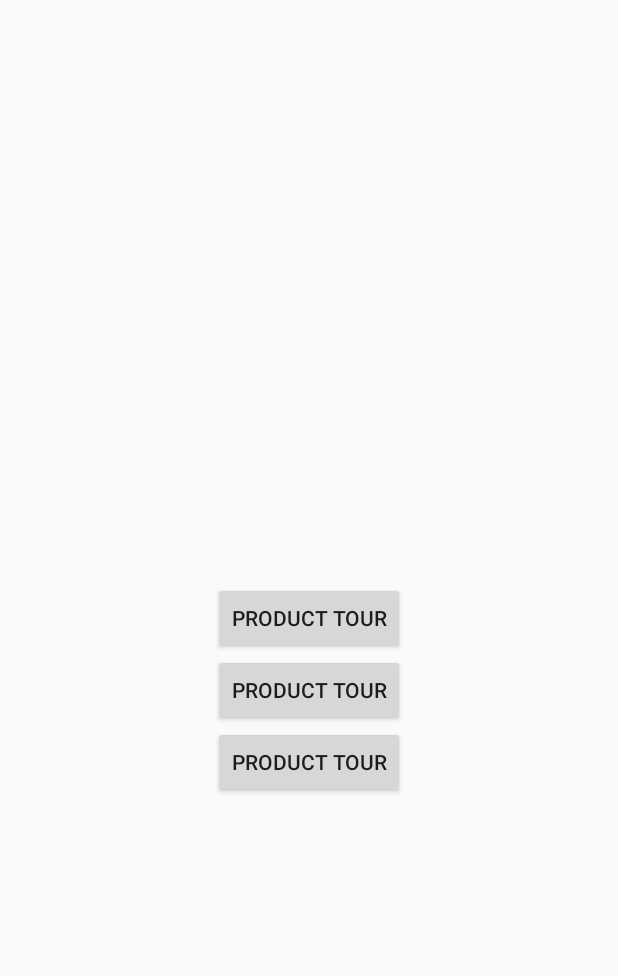
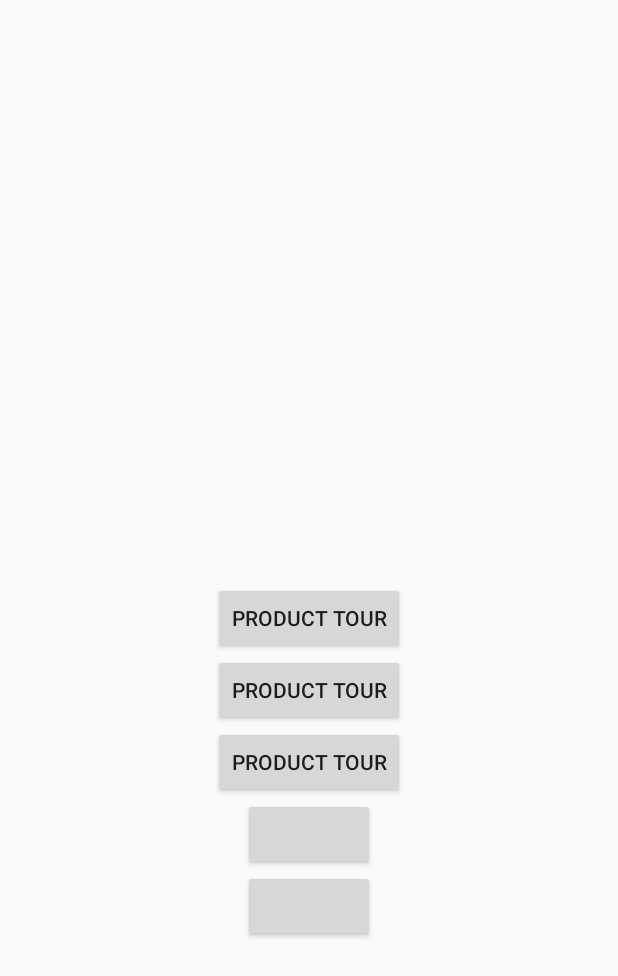
Before and after one commit to butterknifes/HtpAndroid, an Android app: the layout activity_main.xml on its own in the app's theme, with its tools: preview values and no code run, on a phone screen of 412 x 824 dp. Shown: the top 976 px of the screen. Run offline under Robolectric (Android 15) with nearby library versions, the phone set to English and light mode, and no system bars.

Commit message:
add android data binding library

```diff
--- a/app/build.gradle
+++ b/app/build.gradle
@@ -1,5 +1,5 @@
 apply plugin: 'com.android.application'
-
+apply plugin: 'com.android.databinding'
 android {
     compileSdkVersion 22
     buildToolsVersion "23.0.2"
@@ -25,4 +25,6 @@ dependencies {
     compile 'com.android.support:appcompat-v7:22.1.0'
     compile files('libs/nineoldandroids-2.4.0.jar')
     compile 'com.android.support:support-v4:23.1.0'
+
+
 }
--- a/app/src/main/res/layout/activity_main.xml
+++ b/app/src/main/res/layout/activity_main.xml
@@ -1,4 +1,14 @@
-<RelativeLayout xmlns:android="http://schemas.android.com/apk/res/android"
+<layout xmlns:android="http://schemas.android.com/apk/res/android"
+    >
+    <data class=".Custom">
+        <variable
+            name="user"
+            type="com.example.htp.model.User">
+        </variable>
+
+    </data>
+
+<RelativeLayout
     xmlns:tools="http://schemas.android.com/tools" android:layout_width="match_parent"
     android:layout_height="match_parent" android:paddingLeft="@dimen/activity_horizontal_margin"
     android:paddingRight="@dimen/activity_horizontal_margin"
@@ -25,4 +35,18 @@
         android:layout_centerHorizontal="true"
         android:layout_below="@+id/btn_product_tour2"/>
 
+    <Button android:text="@{user.name}"
+        android:id="@+id/btn_product_tour4"
+        android:layout_width="wrap_content"
+        android:layout_height="wrap_content"
+        android:layout_centerHorizontal="true"
+        android:layout_below="@+id/btn_product_tour3"/>
+    <Button android:text="@{user.name}"
+
+        android:layout_width="wrap_content"
+        android:layout_height="wrap_content"
+        android:layout_centerHorizontal="true"
+        android:layout_below="@+id/btn_product_tour4"/>
+
 </RelativeLayout>
+</layout>
--- a/build.gradle
+++ b/build.gradle
@@ -6,7 +6,7 @@ buildscript {
     }
     dependencies {
         classpath 'com.android.tools.build:gradle:1.3.0'
-
+        classpath "com.android.databinding:dataBinder:1.0-rc0"
         // NOTE: Do not place your application dependencies here; they belong
         // in the individual module build.gradle files
     }
```
Also changed, not shown: app/src/main/java/com/example/htp/activity/MainActivity.java (+44 -33 lines), 1 other file.
